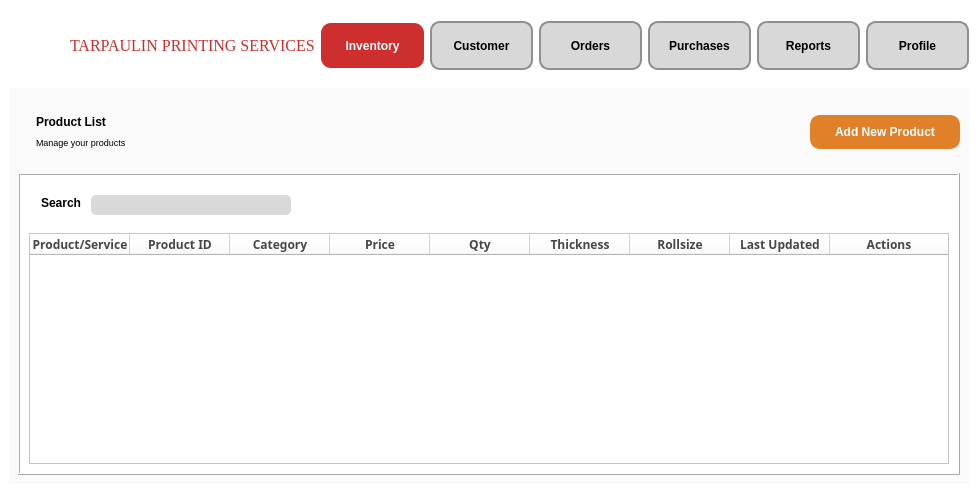
First picture: the form in Inventory_test.ui, repository CMacan/MCAV-desktop-app, before the edit.
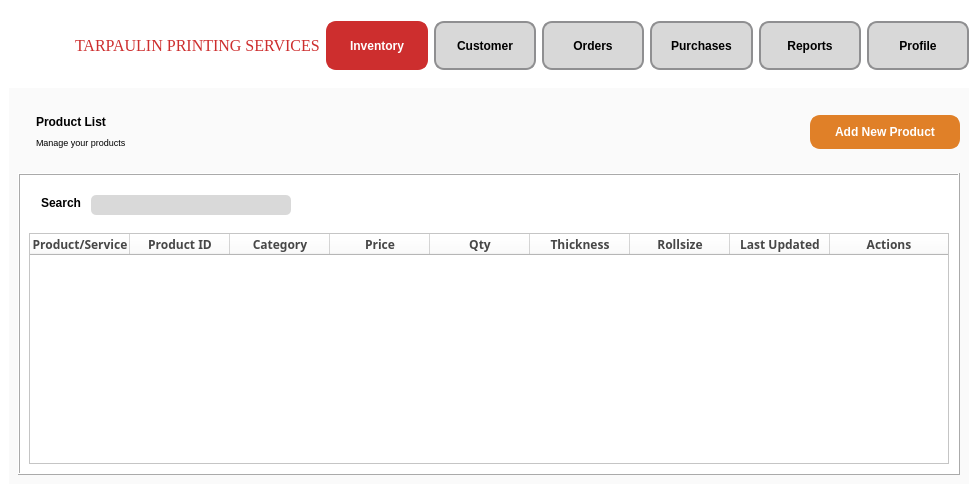
Second picture: the form after the edit. Icons and pictures are not drawn.

The edit to the form file:
```diff
--- a/Inventory_test.ui
+++ b/Inventory_test.ui
@@ -61,7 +61,7 @@
       </property>
       <layout class="QHBoxLayout" name="horizontalLayout">
        <property name="leftMargin">
-        <number>0</number>
+        <number>5</number>
        </property>
        <property name="rightMargin">
         <number>0</number>
@@ -145,8 +145,8 @@
         <widget class="QPushButton" name="Inventory">
          <property name="minimumSize">
           <size>
-           <width>90</width>
-           <height>40</height>
+           <width>94</width>
+           <height>44</height>
           </size>
          </property>
          <property name="cursor">
@@ -155,8 +155,9 @@
          <property name="styleSheet">
           <string notr="true">font-size:12px;
 color: white;
-border: #CD2E2E;
-background-color: #CD2E2E;</string>
+border: 2px solid #CD2E2E;
+background-color: #CD2E2E;
+</string>
          </property>
          <property name="text">
           <string>Inventory</string>
```
Left out of the diff: 14 changed lines with no effect on the pictures.
